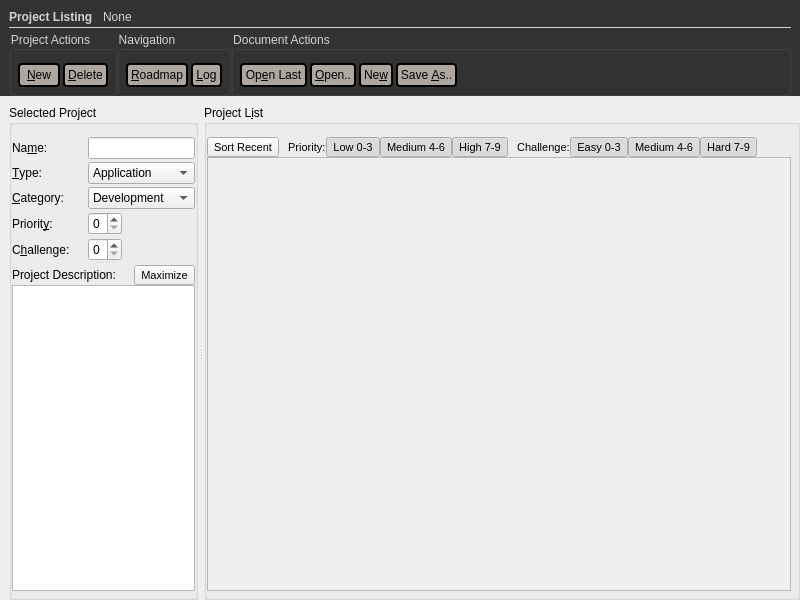
The window that forms/project2.ui (skriticos/nelia1) describes before a commit, drawn with Qt 5.
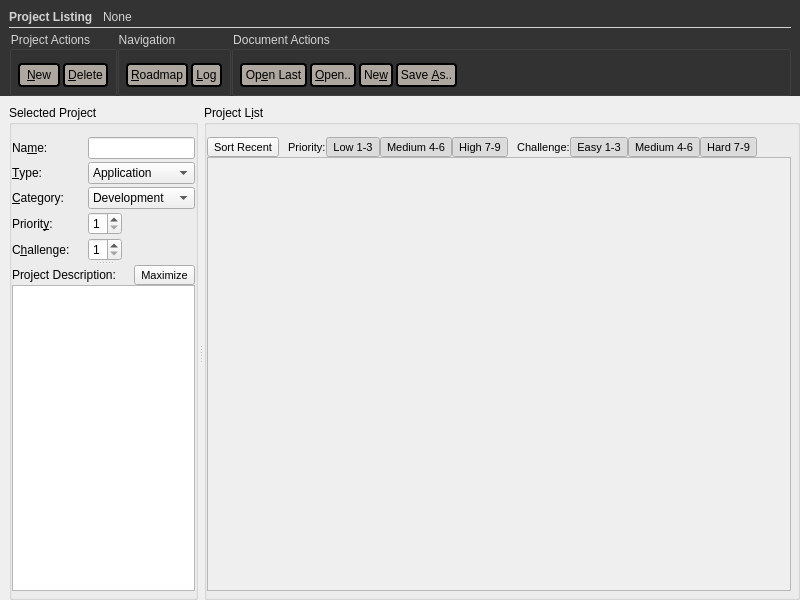
The same window after the commit.

```diff
--- a/forms/project2.ui
+++ b/forms/project2.ui
@@ -511,6 +511,9 @@
                   <verstretch>0</verstretch>
                  </sizepolicy>
                 </property>
+                <property name="minimum">
+                 <number>1</number>
+                </property>
                 <property name="maximum">
                  <number>9</number>
                 </property>
@@ -673,13 +676,13 @@
                  </sizepolicy>
                 </property>
                 <property name="minimum">
-                 <number>0</number>
+                 <number>1</number>
                 </property>
                 <property name="maximum">
                  <number>9</number>
                 </property>
                 <property name="value">
-                 <number>0</number>
+                 <number>1</number>
                 </property>
                </widget>
               </item>
@@ -917,7 +920,7 @@
              </font>
             </property>
             <property name="text">
-             <string>Easy 0-3</string>
+             <string>Easy 1-3</string>
             </property>
             <property name="checkable">
              <bool>true</bool>
@@ -938,7 +941,7 @@
              </font>
             </property>
             <property name="text">
-             <string>Low 0-3</string>
+             <string>Low 1-3</string>
             </property>
             <property name="checkable">
              <bool>true</bool>
```
